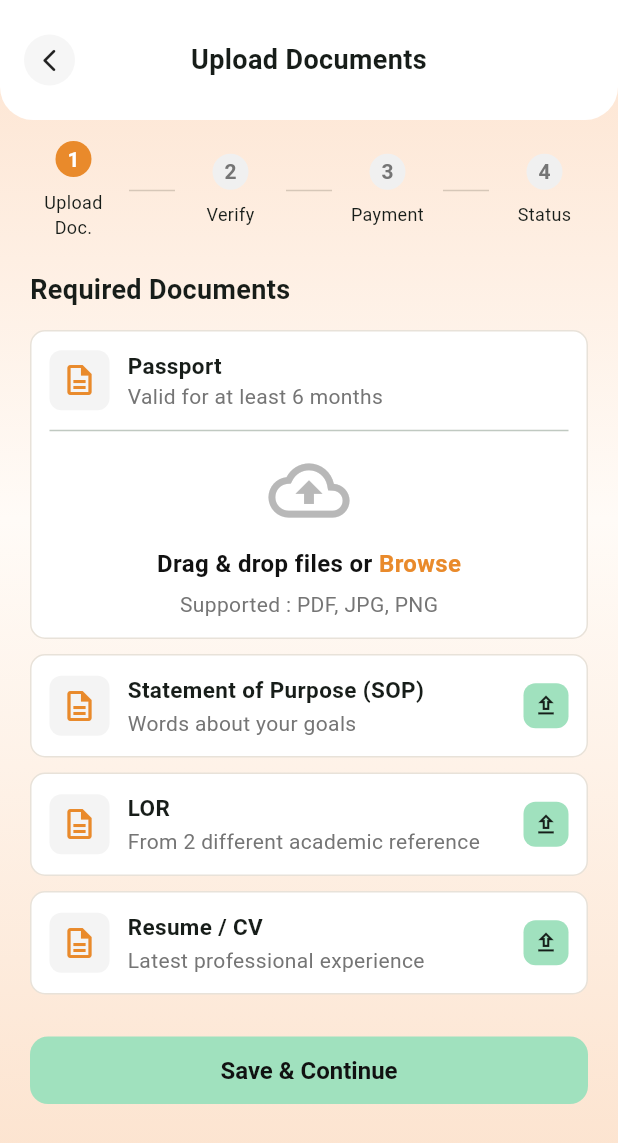
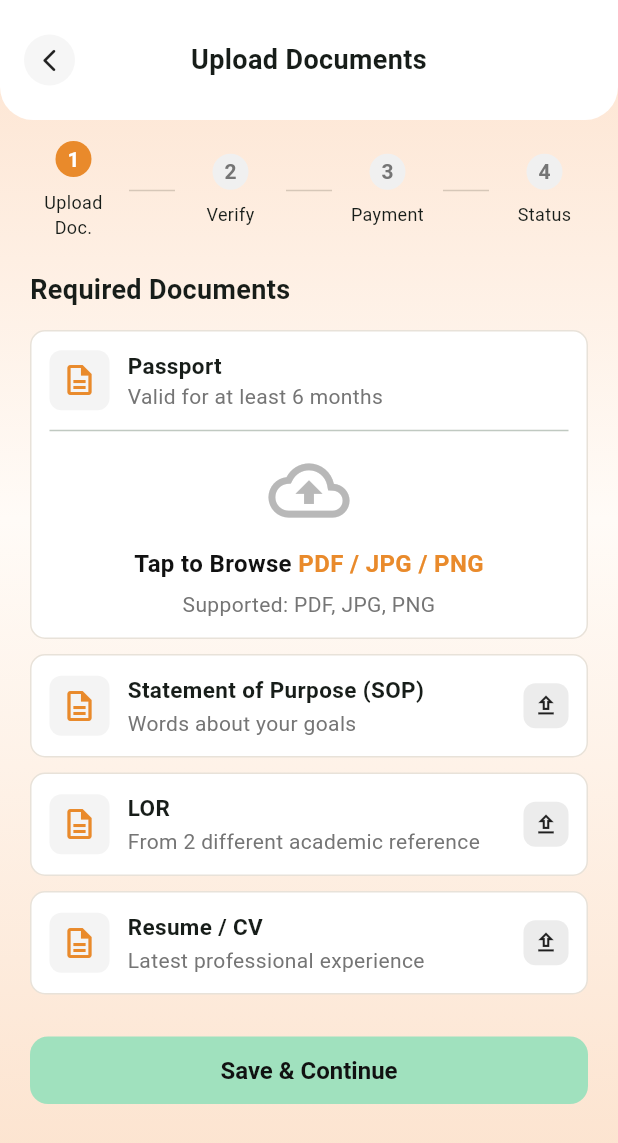
Before and after one commit to khushalishah2611/education_client, a Flutter app: the UploadDocumentsScreen screen opened directly with sample values from the repository, on a phone screen of 412 x 824 dp. Shown: the top 1143 px of the screen. Run offline on Flutter 3.47's test engine with Material 3 defaults, Android fonts, the phone set to English and light mode, and no system bars.

Commit message:
Add document picker support for image and PDF uploads

```diff
--- a/lib/screens/upload_documents_screen.dart
+++ b/lib/screens/upload_documents_screen.dart
@@ -1,3 +1,4 @@
+import 'package:file_picker/file_picker.dart';
 import 'package:flutter/material.dart';
 
 import '../core/app_theme.dart';
@@ -6,21 +7,70 @@ import '../widgets/common_widgets.dart';
 import '../widgets/flow_widgets.dart';
 import 'payment_screen.dart';
 
-class UploadDocumentsScreen extends StatelessWidget {
-  const UploadDocumentsScreen({super.key, required this.university, required this.course});
+class UploadDocumentsScreen extends StatefulWidget {
+  const UploadDocumentsScreen({
+    super.key,
+    required this.university,
+    required this.course,
+  });
 
   final UniversityData university;
   final CourseData course;
 
   @override
-  Widget build(BuildContext context) {
-    final docs = [
-      ('Passport', 'Valid for at least 6 months'),
-      ('Statement of Purpose (SOP)', 'Words about your goals'),
-      ('LOR', 'From 2 different academic reference'),
-      ('Resume / CV', 'Latest professional experience'),
+  State<UploadDocumentsScreen> createState() => _UploadDocumentsScreenState();
+}
+
+class _UploadDocumentsScreenState extends State<UploadDocumentsScreen> {
+  final List<({String title, String subtitle})> _docs = const [
+    (title: 'Passport', subtitle: 'Valid for at least 6 months'),
+    (title: 'Statement of Purpose (SOP)', subtitle: 'Words about your goals'),
+    (title: 'LOR', subtitle: 'From 2 different academic reference'),
+    (title: 'Resume / CV', subtitle: 'Latest professional experience'),
   ];
 
+  late final Map<String, PlatformFile?> _selectedFiles = {
+    for (final doc in _docs) doc.title: null,
+  };
+
+  Future<void> _pickDocument(String docTitle) async {
+    final result = await FilePicker.platform.pickFiles(
+      type: FileType.custom,
+      allowedExtensions: ['pdf', 'jpg', 'jpeg', 'png'],
+      allowMultiple: false,
+    );
+
+    if (result == null || result.files.isEmpty) {
+      return;
+    }
+
+    setState(() {
+      _selectedFiles[docTitle] = result.files.first;
+    });
+  }
+
+  bool get _allDocumentsSelected => _selectedFiles.values.every((file) => file != null);
+
+  void _onContinue() {
+    if (!_allDocumentsSelected) {
+      ScaffoldMessenger.of(context).showSnackBar(
+        const SnackBar(content: Text('Please upload all required documents.')),
+      );
+      return;
+    }
+
+    Navigator.of(context).push(
+      MaterialPageRoute(
+        builder: (_) => PaymentScreen(
+          university: widget.university,
+          course: widget.course,
+        ),
+      ),
+    );
+  }
+
+  @override
+  Widget build(BuildContext context) {
     return Scaffold(
       body: AppBackground(
         child: AppPageEntrance(
@@ -32,20 +82,33 @@ class UploadDocumentsScreen extends StatelessWidget {
                 child: ListView(
                   padding: const EdgeInsets.fromLTRB(20, 20, 20, 20),
                   children: [
-                  const Text('Required Documents', style: TextStyle(fontSize: 18, fontWeight: FontWeight.w700)),
+                    const Text(
+                      'Required Documents',
+                      style: TextStyle(fontSize: 18, fontWeight: FontWeight.w700),
+                    ),
                     const SizedBox(height: 14),
-                  _UploadDropZone(title: docs.first.$1, subtitle: docs.first.$2),
+                    _UploadDropZone(
+                      title: _docs.first.title,
+                      subtitle: _docs.first.subtitle,
+                      selectedFileName: _selectedFiles[_docs.first.title]?.name,
+                      onTap: () => _pickDocument(_docs.first.title),
+                    ),
                     const SizedBox(height: 10),
-                  ...docs.skip(1).map((doc) => Padding(
+                    ..._docs.skip(1).map(
+                      (doc) => Padding(
                         padding: const EdgeInsets.only(bottom: 10),
-                        child: _UploadListTile(title: doc.$1, subtitle: doc.$2),
-                      )),
+                        child: _UploadListTile(
+                          title: doc.title,
+                          subtitle: doc.subtitle,
+                          selectedFileName: _selectedFiles[doc.title]?.name,
+                          onTap: () => _pickDocument(doc.title),
+                        ),
+                      ),
+                    ),
                     const SizedBox(height: 18),
                     AppPrimaryButton(
                       label: 'Save & Continue',
-                    onPressed: () => Navigator.of(context).push(
-                      MaterialPageRoute(builder: (_) => PaymentScreen(university: university, course: course)),
-                    ),
+                      onPressed: _onContinue,
                     ),
                   ],
                 ),
@@ -59,95 +122,189 @@ class UploadDocumentsScreen extends StatelessWidget {
 }
 
 class _UploadDropZone extends StatelessWidget {
-  const _UploadDropZone({required this.title, required this.subtitle});
+  const _UploadDropZone({
+    required this.title,
+    required this.subtitle,
+    required this.onTap,
+    this.selectedFileName,
+  });
 
   final String title;
   final String subtitle;
+  final VoidCallback onTap;
+  final String? selectedFileName;
 
   @override
   Widget build(BuildContext context) {
-    return Container(
+    return InkWell(
+      borderRadius: BorderRadius.circular(10),
+      onTap: onTap,
+      child: Container(
         padding: const EdgeInsets.all(12),
-      decoration: BoxDecoration(color: Colors.white, borderRadius: BorderRadius.circular(10), border: Border.all(color: const Color(0xFFE8E2D9))),
+        decoration: BoxDecoration(
+          color: Colors.white,
+          borderRadius: BorderRadius.circular(10),
+          border: Border.all(color: const Color(0xFFE8E2D9)),
+        ),
         child: Column(
           children: [
             Row(
               children: [
-              _DocIcon(),
+                const _DocIcon(),
                 const SizedBox(width: 12),
                 Expanded(
                   child: Column(
                     crossAxisAlignment: CrossAxisAlignment.start,
                     children: [
-                    Text(title, style: const TextStyle(fontSize: 15, fontWeight: FontWeight.w700)),
-                    Text(subtitle, style: const TextStyle(color: AppColors.textMuted)),
+                      Text(
+                        title,
+                        style: const TextStyle(
+                          fontSize: 15,
+                          fontWeight: FontWeight.w700,
+                        ),
+                      ),
+                      Text(
+                        subtitle,
+                        style: const TextStyle(color: AppColors.textMuted),
+                      ),
                     ],
                   ),
                 ),
               ],
             ),
             const Divider(height: 26),
-          const Icon(Icons.cloud_upload_outlined, size: 54, color: Color(0xFFB8B8B8)),
+            const Icon(
+              Icons.cloud_upload_outlined,
+              size: 54,
+              color: Color(0xFFB8B8B8),
+            ),
             const SizedBox(height: 10),
             const Text.rich(
               TextSpan(
-              text: 'Drag & drop files or ',
-              style: TextStyle(fontSize: 16, fontWeight: FontWeight.w600, color: AppColors.text),
-              children: [TextSpan(text: 'Browse', style: TextStyle(color: AppColors.accent))],
+                text: 'Tap to Browse ',
+                style: TextStyle(
+                  fontSize: 16,
+                  fontWeight: FontWeight.w600,
+                  color: AppColors.text,
+                ),
+                children: [
+                  TextSpan(
+                    text: 'PDF / JPG / PNG',
+                    style: TextStyle(color: AppColors.accent),
+                  ),
+                ],
               ),
             ),
             const SizedBox(height: 6),
-          const Text('Supported : PDF, JPG, PNG', style: TextStyle(color: AppColors.textMuted)),
+            Text(
+              selectedFileName == null
+                  ? 'Supported: PDF, JPG, PNG'
+                  : 'Selected: $selectedFileName',
+              style: TextStyle(
+                color: selectedFileName == null
+                    ? AppColors.textMuted
+                    : AppColors.accent,
+                fontWeight: selectedFileName == null
+                    ? FontWeight.w400
+                    : FontWeight.w600,
+              ),
+              textAlign: TextAlign.center,
+            ),
           ],
+        ),
       ),
     );
   }
 }
 
 class _UploadListTile extends StatelessWidget {
-  const _UploadListTile({required this.title, required this.subtitle});
+  const _UploadListTile({
+    required this.title,
+    required this.subtitle,
+    required this.onTap,
+    this.selectedFileName,
+  });
 
   final String title;
   final String subtitle;
+  final VoidCallback onTap;
+  final String? selectedFileName;
 
   @override
   Widget build(BuildContext context) {
-    return Container(
+    final bool isUploaded = selectedFileName != null;
+
+    return InkWell(
+      borderRadius: BorderRadius.circular(10),
+      onTap: onTap,
+      child: Container(
         padding: const EdgeInsets.all(12),
-      decoration: BoxDecoration(color: Colors.white, borderRadius: BorderRadius.circular(10), border: Border.all(color: const Color(0xFFE8E2D9))),
+        decoration: BoxDecoration(
+          color: Colors.white,
+          borderRadius: BorderRadius.circular(10),
+          border: Border.all(color: const Color(0xFFE8E2D9)),
+        ),
         child: Row(
           children: [
-          _DocIcon(),
+            const _DocIcon(),
             const SizedBox(width: 12),
             Expanded(
               child: Column(
                 crossAxisAlignment: CrossAxisAlignment.start,
                 children: [
-                Text(title, style: const TextStyle(fontSize: 15, fontWeight: FontWeight.w700)),
+                  Text(
+                    title,
+                    style: const TextStyle(
+                      fontSize: 15,
+                      fontWeight: FontWeight.w700,
+                    ),
+                  ),
                   const SizedBox(height: 2),
-                Text(subtitle, style: const TextStyle(color: AppColors.textMuted)),
+                  Text(
+                    isUploaded ? selectedFileName! : subtitle,
+                    style: TextStyle(
+                      color: isUploaded ? AppColors.accent : AppColors.textMuted,
+                      fontWeight: isUploaded ? FontWeight.w600 : FontWeight.w400,
+                    ),
+                    overflow: TextOverflow.ellipsis,
+                  ),
                 ],
               ),
             ),
             Container(
               width: 30,
               height: 30,
-            decoration: BoxDecoration(color: const Color(0xFFA0E1BE), borderRadius: BorderRadius.circular(8)),
-            child: const Icon(Icons.upload_outlined, size: 18),
+              decoration: BoxDecoration(
+                color: isUploaded
+                    ? const Color(0xFFA0E1BE)
+                    : const Color(0xFFECECEC),
+                borderRadius: BorderRadius.circular(8),
+              ),
+              child: Icon(
+                isUploaded ? Icons.check : Icons.upload_outlined,
+                size: 18,
+                color: Colors.black87,
+              ),
             ),
           ],
+        ),
       ),
     );
   }
 }
 
 class _DocIcon extends StatelessWidget {
+  const _DocIcon();
+
   @override
   Widget build(BuildContext context) {
     return Container(
       width: 40,
       height: 40,
-      decoration: BoxDecoration(color: const Color(0xFFF4F4F4), borderRadius: BorderRadius.circular(8)),
+      decoration: BoxDecoration(
+        color: const Color(0xFFF4F4F4),
+        borderRadius: BorderRadius.circular(8),
+      ),
       child: const Icon(Icons.description_outlined, color: AppColors.accent),
     );
   }
--- a/pubspec.yaml
+++ b/pubspec.yaml
@@ -34,6 +34,7 @@ dependencies:
   # The following adds the Cupertino Icons font to your application.
   # Use with the CupertinoIcons class for iOS style icons.
   cupertino_icons: ^1.0.8
+  file_picker: ^10.3.2
 
 dev_dependencies:
   flutter_test:
```
Lines whose indentation alone changed are shown as unchanged.
